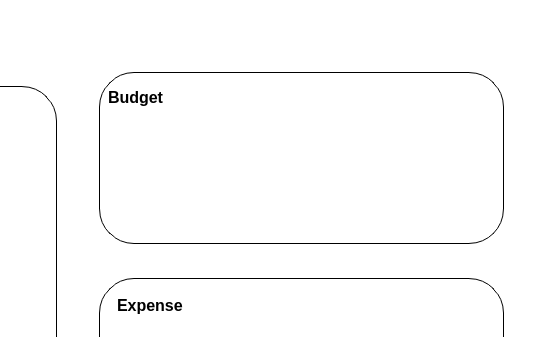
Before: the Qt Designer form moneyapp/ui/raw/Mono.ui in nemo984/money-app, drawn with Qt 5; both pictures show x 729 to 1280 and y 0 to 337 of the 1280 by 720 pixel window.
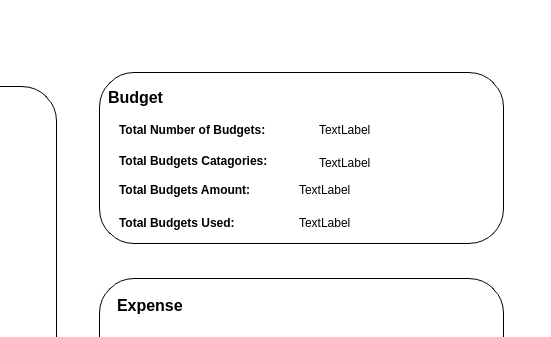
After: the same form once the commit is applied. Icons and pictures are not drawn.

```diff
--- a/moneyapp/ui/raw/Mono.ui
+++ b/moneyapp/ui/raw/Mono.ui
@@ -880,31 +880,137 @@
                    </item>
                   </layout>
                  </widget>
-                 <widget class="QScrollArea" name="scrollArea_8">
+                 <widget class="QLabel" name="label_15">
                   <property name="geometry">
                    <rect>
-                    <x>10</x>
+                    <x>20</x>
                     <y>50</y>
-                    <width>391</width>
-                    <height>101</height>
+                    <width>191</width>
+                    <height>16</height>
                    </rect>
                   </property>
-                  <property name="styleSheet">
-                   <string notr="true">background-color:transparent;</string>
+                  <property name="font">
+                   <font>
+                    <pointsize>9</pointsize>
+                    <weight>75</weight>
+                    <bold>true</bold>
+                   </font>
                   </property>
-                  <property name="widgetResizable">
-                   <bool>true</bool>
+                  <property name="text">
+                   <string>Total Number of Budgets:</string>
                   </property>
-                  <widget class="QWidget" name="scrollAreaWidgetContents_8">
-                   <property name="geometry">
-                    <rect>
-                     <x>0</x>
-                     <y>0</y>
-                     <width>391</width>
-                     <height>101</height>
-                    </rect>
-                   </property>
-                  </widget>
+                 </widget>
+                 <widget class="QLabel" name="num_budgets_total_label">
+                  <property name="geometry">
+                   <rect>
+                    <x>220</x>
+                    <y>50</y>
+                    <width>161</width>
+                    <height>16</height>
+                   </rect>
+                  </property>
+                  <property name="text">
+                   <string>TextLabel</string>
+                  </property>
+                 </widget>
+                 <widget class="QLabel" name="budgets_amount_total_label">
+                  <property name="geometry">
+                   <rect>
+                    <x>200</x>
+                    <y>110</y>
+                    <width>201</width>
+                    <height>16</height>
+                   </rect>
+                  </property>
+                  <property name="text">
+                   <string>TextLabel</string>
+                  </property>
+                 </widget>
+                 <widget class="QLabel" name="label_21">
+                  <property name="geometry">
+                   <rect>
+                    <x>20</x>
+                    <y>140</y>
+                    <width>151</width>
+                    <height>21</height>
+                   </rect>
+                  </property>
+                  <property name="font">
+                   <font>
+                    <pointsize>9</pointsize>
+                    <weight>75</weight>
+                    <bold>true</bold>
+                   </font>
+                  </property>
+                  <property name="text">
+                   <string>Total Budgets Used:</string>
+                  </property>
+                 </widget>
+                 <widget class="QLabel" name="label_28">
+                  <property name="geometry">
+                   <rect>
+                    <x>20</x>
+                    <y>110</y>
+                    <width>171</width>
+                    <height>16</height>
+                   </rect>
+                  </property>
+                  <property name="font">
+                   <font>
+                    <pointsize>9</pointsize>
+                    <weight>75</weight>
+                    <bold>true</bold>
+                   </font>
+                  </property>
+                  <property name="text">
+                   <string>Total Budgets Amount:</string>
+                  </property>
+                 </widget>
+                 <widget class="QLabel" name="num_budgets_catagories_label">
+                  <property name="geometry">
+                   <rect>
+                    <x>220</x>
+                    <y>80</y>
+                    <width>101</width>
+                    <height>21</height>
+                   </rect>
+                  </property>
+                  <property name="text">
+                   <string>TextLabel</string>
+                  </property>
+                 </widget>
+                 <widget class="QLabel" name="label_30">
+                  <property name="geometry">
+                   <rect>
+                    <x>20</x>
+                    <y>80</y>
+                    <width>201</width>
+                    <height>18</height>
+                   </rect>
+                  </property>
+                  <property name="font">
+                   <font>
+                    <pointsize>9</pointsize>
+                    <weight>75</weight>
+                    <bold>true</bold>
+                   </font>
+                  </property>
+                  <property name="text">
+                   <string>Total Budgets Catagories:</string>
+                  </property>
+                 </widget>
+                 <widget class="QLabel" name="budgets_used_total_label">
+                  <property name="geometry">
+                   <rect>
+                    <x>200</x>
+                    <y>140</y>
+                    <width>181</width>
+                    <height>21</height>
+                   </rect>
+                  </property>
+                  <property name="text">
+                   <string>TextLabel</string>
+                  </property>
                  </widget>
                 </widget>
                </item>
```
